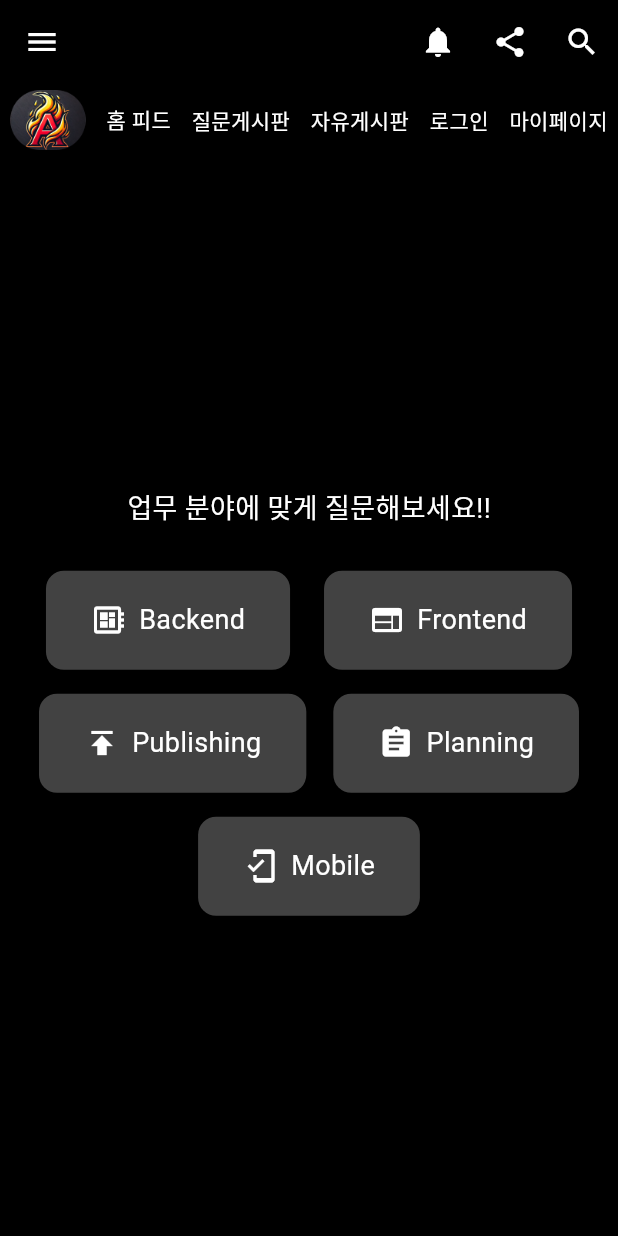
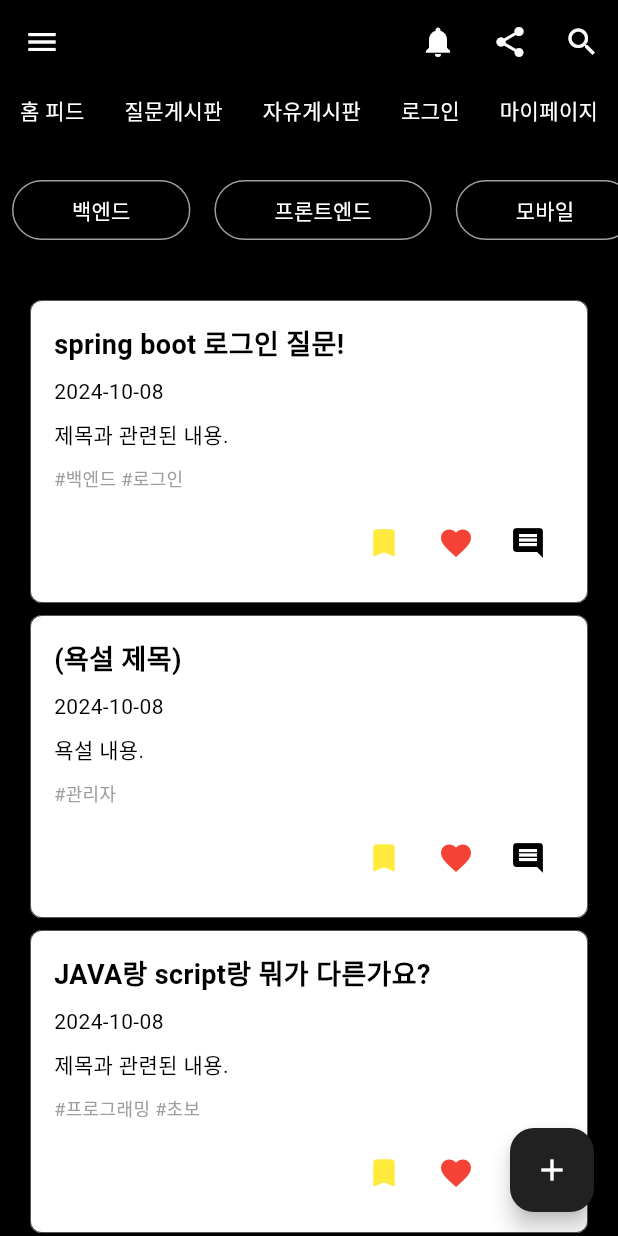
Before and after one commit to Afterburner2024/Afterburner-Flutter, a Flutter app: the screen it shows after launch, after a tap on "질문게시판", on a phone screen of 412 x 824 dp. Run offline on Flutter 3.47's test engine with Material 3 defaults, Android fonts, the phone set to English and light mode, and no system bars.

Commit message:
update appbar and main, questionboard

```diff
--- a/lib/main.dart
+++ b/lib/main.dart
@@ -1,5 +1,10 @@
 import 'package:flutter/material.dart';
-import 'screen/mainpage.dart'; // MainPage 임포트
+import 'screen/mainpage.dart';
+import 'screen/question_board.dart';
+import 'screen/free_board.dart';
+import 'screen/login.dart';
+import 'screen/my_page.dart';
+import 'widget/custom_app_bar.dart'; // CustomAppBar 임포트
 
 void main() {
   runApp(const MyApp());
@@ -16,7 +21,30 @@ class MyApp extends StatelessWidget {
         colorScheme: ColorScheme.fromSeed(seedColor: Colors.deepPurple),
         useMaterial3: true,
       ),
-      home: const MainPage(), // MainPage로 설정
+      // 라우트
+      initialRoute: '/',
+      routes: {
+        '/': (context) => const MainLayout(page: MainPage()),
+        '/questionBoard': (context) => MainLayout(page: QuestionBoardScreen()),
+        '/freeBoard': (context) => MainLayout(page: FreeBoardScreen()),
+        '/login': (context) => MainLayout(page: LoginScreen()),
+        '/myPage': (context) => MainLayout(page: MyPageScreen()),
+      },
     );
   }
 }
+
+// 공통 레이아웃 위젯 (CustomAppBar 포함)
+class MainLayout extends StatelessWidget {
+  final Widget page; // 페이지를 동적으로 렌더링
+
+  const MainLayout({Key? key, required this.page}) : super(key: key);
+
+  @override
+  Widget build(BuildContext context) {
+    return Scaffold(
+      appBar: const CustomAppBar(), // 모든 화면에 공통 앱바 추가
+      body: page, // 전달받은 페이지를 렌더링
+    );
+  }
+}
--- a/lib/screen/free_board.dart
+++ b/lib/screen/free_board.dart
@@ -34,7 +34,6 @@
     @override
     Widget build(BuildContext context) {
       return Scaffold(
-        appBar: CustomAppBar(),
         backgroundColor: Colors.black, // 배경 색상 검은색으로 수정
         body: Stack(
           children: [
--- a/lib/screen/free_board_screen.dart
+++ b/lib/screen/free_board_screen.dart
@@ -35,7 +35,6 @@ class _FreeBoardScreenState extends State<FreeBoardScreen> {
   @override
   Widget build(BuildContext context) {
     return Scaffold(
-      appBar: CustomAppBar(),
       body: Stack(
         children: [
           ListView.builder(
--- a/lib/screen/login.dart
+++ b/lib/screen/login.dart
@@ -8,7 +8,6 @@ class LoginScreen extends StatelessWidget {
   @override
   Widget build(BuildContext context) {
     return Scaffold(
-      appBar: CustomAppBar(),
       body: Center(
         child: Padding(
           padding: const EdgeInsets.all(16.0),
--- a/lib/screen/login_screen.dart
+++ b/lib/screen/login_screen.dart
@@ -1,14 +1,11 @@
 import 'package:afterburner/widget/custom_app_bar.dart';
 import 'package:flutter/material.dart';
-
-
 
 
 class LoginScreen extends StatelessWidget {
   @override
   Widget build(BuildContext context) {
     return Scaffold(
-      appBar: CustomAppBar(),
       body: Center(
         child: Padding(
           padding: const EdgeInsets.all(16.0),
--- a/lib/screen/mainpage.dart
+++ b/lib/screen/mainpage.dart
@@ -68,7 +68,6 @@ class _MainPageState extends State<MainPage> {
   @override
   Widget build(BuildContext context) {
     return Scaffold(
-      appBar: CustomAppBar(),
       body: Container(
         color: Colors.black,
         child: Column(
--- a/lib/screen/my_page.dart
+++ b/lib/screen/my_page.dart
@@ -43,7 +43,6 @@ class _MyPageScreenState extends State<MyPageScreen> {
   @override
   Widget build(BuildContext context) {
     return Scaffold(
-      appBar: CustomAppBar(),
       backgroundColor: Colors.black,
       body: SingleChildScrollView(
         child: Padding(
--- a/lib/screen/question_board.dart
+++ b/lib/screen/question_board.dart
@@ -1,135 +1,196 @@
-import 'package:afterburner/screen/mainpage.dart';
-import 'package:afterburner/widget/custom_app_bar.dart';
 import 'package:flutter/material.dart';
+import 'package:afterburner/widget/board_card.dart';
 
 // 질문 모델
 class Question {
   final String title;
   final String content;
-  final String author;
+  final String date;
+  final String tags;
 
-  Question({required this.title, required this.content, required this.author});
+  Question({
+    required this.title,
+    required this.content,
+    required this.date,
+    required this.tags,
+  });
 }
 
-// 질문 상세 화면
-class QuestionDetailScreen extends StatelessWidget {
-  final Question question;
+// 질문 게시판 메인 화면
+class QuestionBoardScreen extends StatefulWidget {
+  const QuestionBoardScreen({Key? key}) : super(key: key);
 
-  const QuestionDetailScreen({Key? key, required this.question}) : super(key: key);
+  @override
+  _QuestionBoardScreenState createState() => _QuestionBoardScreenState();
+}
+
+class _QuestionBoardScreenState extends State<QuestionBoardScreen> {
+  final List<Question> questions = [
+    Question(
+      title: 'spring boot 로그인 질문!',
+      content: '제목과 관련된 내용.',
+      date: '2024-10-08',
+      tags: '#백엔드 #로그인',
+    ),
+    Question(
+      title: '(욕설 제목)',
+      content: '욕설 내용.',
+      date: '2024-10-08',
+      tags: '#관리자',
+    ),
+    Question(
+      title: 'JAVA랑 script랑 뭐가 다른가요?',
+      content: '제목과 관련된 내용.',
+      date: '2024-10-08',
+      tags: '#프로그래밍 #초보',
+    ),
+  ];
+
+  // 선택된 필터를 관리하는 변수
+  String? selectedFilter;
 
   @override
   Widget build(BuildContext context) {
     return Scaffold(
-      appBar: AppBar(
-        title: Text(question.title),
+      backgroundColor: Colors.black,
+      body: Column(
+        crossAxisAlignment: CrossAxisAlignment.center,
+        children: [
+          const SizedBox(height: 16),
+          // 상단 카테고리 버튼
+          SingleChildScrollView(
+            scrollDirection: Axis.horizontal,
+            child: Row(
+              mainAxisAlignment: MainAxisAlignment.start,
+              children: [
+                FilterButton(
+                  label: '백엔드',
+                  isSelected: selectedFilter == '백엔드',
+                  onTap: () {
+                    setState(() {
+                      selectedFilter = '백엔드';
+                    });
+                  },
+                ),
+                FilterButton(
+                  label: '프론트엔드',
+                  isSelected: selectedFilter == '프론트엔드',
+                  onTap: () {
+                    setState(() {
+                      selectedFilter = '프론트엔드';
+                    });
+                  },
+                ),
+                FilterButton(
+                  label: '모바일',
+                  isSelected: selectedFilter == '모바일',
+                  onTap: () {
+                    setState(() {
+                      selectedFilter = '모바일';
+                    });
+                  },
+                ),
+                FilterButton(
+                  label: '기획',
+                  isSelected: selectedFilter == '기획',
+                  onTap: () {
+                    setState(() {
+                      selectedFilter = '기획';
+                    });
+                  },
+                ),
+                FilterButton(
+                  label: '퍼블리싱',
+                  isSelected: selectedFilter == '퍼블리싱',
+                  onTap: () {
+                    setState(() {
+                      selectedFilter = '퍼블리싱';
+                    });
+                  },
+                ),
+                FilterButton(
+                  label: '데이터베이스',
+                  isSelected: selectedFilter == '데이터베이스',
+                  onTap: () {
+                    setState(() {
+                      selectedFilter = '데이터베이스';
+                    });
+                  },
+                ),
+                FilterButton(
+                  label: 'DevOps',
+                  isSelected: selectedFilter == 'DevOps',
+                  onTap: () {
+                    setState(() {
+                      selectedFilter = 'DevOps';
+                    });
+                  },
+                ),
+              ],
+            ),
+          ),
+          const SizedBox(height: 16),
+          Expanded(
+            child: ListView.builder(
+              padding: const EdgeInsets.all(16.0),
+              itemCount: questions.length,
+              itemBuilder: (context, index) {
+                final question = questions[index];
+                return BoardCard(
+                  title: question.title,
+                  date: question.date,
+                  content: question.content,
+                  tags: question.tags,
+                );
+              },
+            ),
+          ),
+        ],
       ),
-      body: Padding(
-        padding: const EdgeInsets.all(16.0),
-        child: Column(
-          crossAxisAlignment: CrossAxisAlignment.start,
-          children: [
-            Text('작성자: ${question.author}', style: TextStyle(fontWeight: FontWeight.bold)),
-            SizedBox(height: 10),
-            Text(question.content),
-          ],
-        ),
+      floatingActionButton: FloatingActionButton(
+        backgroundColor: Colors.grey[900],
+        onPressed: () {
+          // 질문 추가 동작
+        },
+        child: const Icon(Icons.add, color: Colors.white),
       ),
     );
   }
 }
 
-// 질문 게시판 카테고리 선택 화면
-class QuestionBoardScreen extends StatelessWidget {
-  @override
-  Widget build(BuildContext context) {
-    return Scaffold(
-      appBar: const CustomAppBar(), // CustomAppBar 사용
-      backgroundColor: Colors.black,
-      body: Padding(
-        padding: const EdgeInsets.all(16.0),
-        child: Column(
-          mainAxisAlignment: MainAxisAlignment.center,
-          children: [
-            SizedBox(height: 20),
-            Text(
-              '업무 분야에 맞게 질문해보세요!!',
-              style: TextStyle(fontSize: 18, color: Colors.white, fontFamily: 'Roboto'), // 폰트 적용
-            ),
-            SizedBox(height: 20),
-            // 첫 번째 행
-            Row(
-              mainAxisAlignment: MainAxisAlignment.spaceEvenly,
-              children: [
-                CategoryButton(label: 'Backend', icon: Icons.developer_board), // 영어로 변경
-                CategoryButton(label: 'Frontend', icon: Icons.web), // 영어로 변경
-              ],
-            ),
-            // 두 번째 행
-            Row(
-              mainAxisAlignment: MainAxisAlignment.spaceEvenly,
-              children: [
-                CategoryButton(label: 'Publishing', icon: Icons.publish), // 영어로 변경
-                CategoryButton(label: 'Planning', icon: Icons.assignment), // 영어로 변경
-              ],
-            ),
-            // 세 번째 행 (모바일 카테고리)
-            Row(
-              mainAxisAlignment: MainAxisAlignment.center,
-              children: [
-                CategoryButton(label: 'Mobile', icon: Icons.mobile_friendly), // 영어로 변경
-              ],
-            ),
-          ],
-        ),
-      ),
-    );
-  }
-}
+// 필터 버튼 위젯
+class FilterButton extends StatelessWidget {
+  final String label;
+  final bool isSelected;
+  final VoidCallback onTap;
 
-// 카테고리 버튼 위젯
-class CategoryButton extends StatelessWidget {
-  final String label;
-  final IconData icon;
-
-  const CategoryButton({Key? key, required this.label, required this.icon}) : super(key: key);
+  const FilterButton({
+    Key? key,
+    required this.label,
+    required this.isSelected,
+    required this.onTap,
+  }) : super(key: key);
 
   @override
   Widget build(BuildContext context) {
-    return AnimatedContainer(
-      duration: Duration(milliseconds: 300),
-      curve: Curves.easeInOut,
-      margin: EdgeInsets.all(8.0),
-      decoration: BoxDecoration(
-        color: Colors.grey[800],
-        borderRadius: BorderRadius.circular(12),
-        boxShadow: [
-          BoxShadow(
-            color: Colors.black54,
-            blurRadius: 10,
-            offset: Offset(0, 5),
+    return Padding(
+      padding: const EdgeInsets.symmetric(horizontal: 8.0),
+      child: OutlinedButton(
+        style: OutlinedButton.styleFrom(
+          side: BorderSide(color: isSelected ? Colors.white : Colors.grey),
+          shape: RoundedRectangleBorder(
+            borderRadius: BorderRadius.circular(20.0),
           ),
-        ],
-      ),
-      child: Material(
-        color: Colors.transparent,
-        child: InkWell(
-          borderRadius: BorderRadius.circular(12),
-          onTap: () {
-            // 버튼 클릭 시 동작
-            print('$label button clicked');
-          },
-          child: Container(
-            padding: EdgeInsets.symmetric(vertical: 20.0, horizontal: 30.0),
-            child: Row(
-              mainAxisAlignment: MainAxisAlignment.center,
-              children: [
-                Icon(icon, color: Colors.white, size: 24),
-                SizedBox(width: 8),
-                Text(
-                  label,
-                  style: TextStyle(fontSize: 18, color: Colors.white, fontFamily: 'Roboto'), // 폰트 적용
-                ),
-              ],
+          backgroundColor: isSelected ? Colors.grey : Colors.transparent,
+        ),
+        onPressed: onTap,
+        child: Padding(
+          padding: const EdgeInsets.symmetric(vertical: 8.0, horizontal: 16.0),
+          child: Text(
+            label,
+            style: TextStyle(
+              color: Colors.white,
+              fontSize: 14,
             ),
           ),
         ),
@@ -137,3 +198,10 @@ class CategoryButton extends StatelessWidget {
     );
   }
 }
+
+void main() {
+  runApp(MaterialApp(
+    debugShowCheckedModeBanner: false,
+    home: const QuestionBoardScreen(),
+  ));
+}
--- a/lib/widget/custom_app_bar.dart
+++ b/lib/widget/custom_app_bar.dart
@@ -1,9 +1,4 @@
-import 'package:afterburner/screen/mainpage.dart';
-import 'package:afterburner/screen/question_board.dart';
 import 'package:flutter/material.dart';
-import 'package:afterburner/screen/free_board.dart';
-import 'package:afterburner/screen/login.dart';
-import 'package:afterburner/screen/my_page.dart';
 
 class CustomAppBar extends StatelessWidget implements PreferredSizeWidget {
   const CustomAppBar({Key? key}) : super(key: key);
@@ -39,71 +34,47 @@ class CustomAppBar extends StatelessWidget implements PreferredSizeWidget {
         ),
       ],
       bottom: PreferredSize(
-        preferredSize: const Size.fromHeight(60.0),
+        preferredSize: const Size.fromHeight(70.0), // 높이를 조금 늘림
         child: Container(
           color: Colors.black,
-          child: Row(
+          child: Column(
+            children: [
+              Row(
                 mainAxisAlignment: MainAxisAlignment.spaceAround,
                 children: [
-              Image.asset(
-                'assets/logo.png',
-                height: 40,
-              ),
                   GestureDetector(
                     onTap: () {
-                  Navigator.push(
-                    context,
-                    MaterialPageRoute(
-                      builder: (context) => MainPage(),
-                    ),
-                  );
+                      Navigator.pushNamed(context, '/'); // 홈으로 이동
                     },
                     child: const Text('홈 피드', style: TextStyle(color: Colors.white)),
                   ),
                   GestureDetector(
                     onTap: () {
-                  Navigator.push(
-                    context,
-                    MaterialPageRoute(
-                      builder: (context) => QuestionBoardScreen(),
-                    ),
-                  );
+                      Navigator.pushNamed(context, '/questionBoard'); // 질문게시판으로 이동
                     },
                     child: const Text('질문게시판', style: TextStyle(color: Colors.white)),
                   ),
                   GestureDetector(
                     onTap: () {
-                  Navigator.push(
-                    context,
-                    MaterialPageRoute(
-                      builder: (context) => FreeBoardScreen(),
-                    ),
-                  );
+                      Navigator.pushNamed(context, '/freeBoard'); // 자유게시판으로 이동
                     },
                     child: const Text('자유게시판', style: TextStyle(color: Colors.white)),
                   ),
                   GestureDetector(
                     onTap: () {
-                  Navigator.push(
-                    context,
-                    MaterialPageRoute(
-                      builder: (context) => LoginScreen(),
-                    ),
-                  );
+                      Navigator.pushNamed(context, '/login'); // 로그인 화면으로 이동
                     },
                     child: const Text('로그인', style: TextStyle(color: Colors.white)),
                   ),
                   GestureDetector(
                     onTap: () {
-                  Navigator.push(
-                    context,
-                    MaterialPageRoute(
-                      builder: (context) => MyPageScreen(), // 마이페이지로 이동
+                      Navigator.pushNamed(context, '/myPage'); // 마이페이지로 이동
+                    },
+                    child: const Text('마이페이지', style: TextStyle(color: Colors.white)),
                   ),
-                  );
-                },
-                child: const Text('마이페이지', style: TextStyle(color: Colors.white)), // 마이페이지 텍스트 추가
+                ],
               ),
+              const SizedBox(height: 16), // 하단 여백 추가
             ],
           ),
         ),
--- a/pubspec.yaml
+++ b/pubspec.yaml
@@ -78,6 +78,7 @@ flutter:
     - assets/tech_stack/C.png
     - assets/tech_stack/C++.png
     - assets/tech_stack/Codepen.png
+    - assets/pattern.png
 
   # To add assets to your application, add an assets section, like this:
   # assets:
```
Also changed, not shown: assets/pattern.png (added), pubspec.lock. Lines whose indentation alone changed are shown as unchanged.
